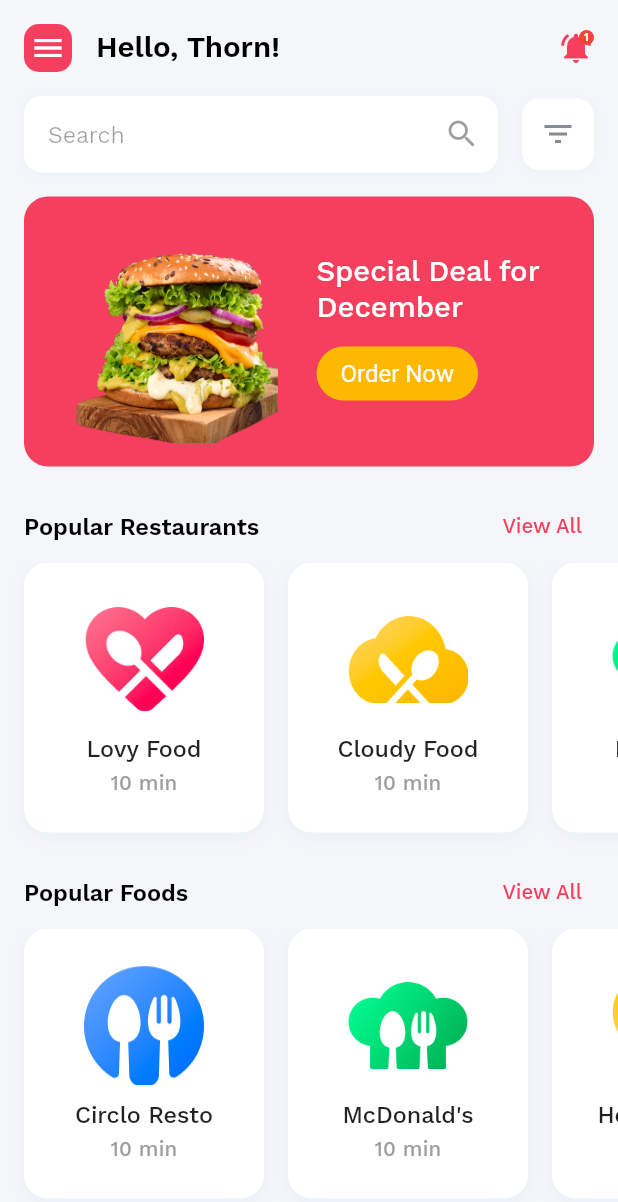
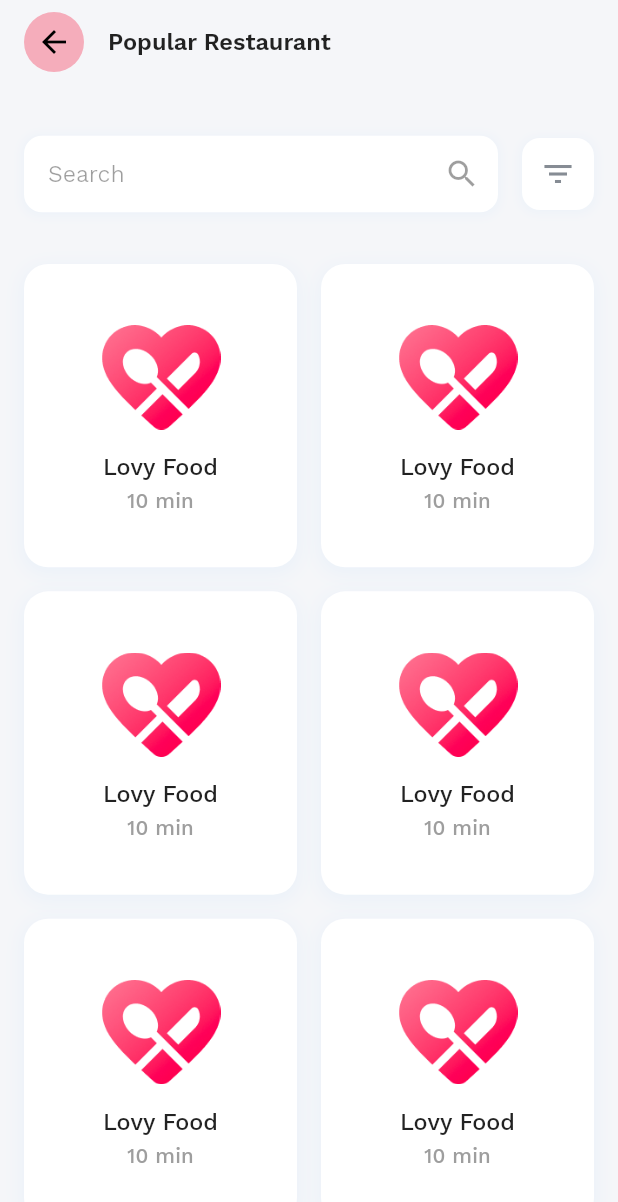
Before and after one commit to chornthorn/flutter_food_delivery_app_demo, a Flutter app: the HomePage screen opened by its route, after a tap on "View All", on a phone screen of 412 x 824 dp. Shown: the top 1202 px of the screen. Run offline on Flutter 3.47's test engine with Material 2 defaults, Android fonts, the phone set to English and light mode, and no system bars.

Commit message:
lesson: Custom Scroll View and Sliver

```diff
--- a/lib/components/restaurant_item_card.dart
+++ b/lib/components/restaurant_item_card.dart
@@ -7,24 +7,21 @@ class RestaurantItemCard extends StatelessWidget {
     this.index = 0,
     required this.title,
     required this.subtitle,
-    required this.imagePath,
+    required this.imagePath, required this.margin,
   }) : super(key: key);
 
   final int index;
   final String title;
   final String subtitle;
   final String imagePath;
+  final EdgeInsetsGeometry margin;
 
   @override
   Widget build(BuildContext context) {
     return Container(
       height: 180,
       width: 160,
-      margin: EdgeInsets.only(
-        right: 16,
-        bottom: 16,
-        left: index == 0 ? 16 : 0,
-      ),
+      margin: margin,
       decoration: BoxDecoration(
         color: Colors.white,
         borderRadius: BorderRadius.circular(16),
--- /dev/null
+++ b/lib/components/search_and_filter_widget.dart
@@ -0,0 +1,68 @@
+import 'package:flutter/material.dart';
+
+class SearchAndFilterWidget extends StatelessWidget {
+  const SearchAndFilterWidget({Key? key}) : super(key: key);
+
+  @override
+  Widget build(BuildContext context) {
+    return Row(
+      children: [
+        Expanded(
+          child: Container(
+            margin: EdgeInsets.symmetric(horizontal: 16),
+            decoration: BoxDecoration(
+              color: Colors.white,
+              borderRadius: BorderRadius.circular(12),
+              boxShadow: [
+                BoxShadow(
+                  color: Colors.blue.withOpacity(0.04),
+                  spreadRadius: 1,
+                  blurRadius: 5,
+                  offset: Offset(0, 1), // changes position of shadow
+                ),
+              ],
+            ),
+            child: Row(
+              children: [
+                Expanded(
+                  child: TextField(
+                    enabled: false,
+                    decoration: InputDecoration(
+                      border: InputBorder.none,
+                      contentPadding:
+                      EdgeInsets.symmetric(horizontal: 16, vertical: 16),
+                      hintText: 'Search',
+                      suffixIcon: Icon(Icons.search),
+                    ),
+                  ),
+                ),
+              ],
+            ),
+          ),
+        ),
+        Container(
+          decoration: BoxDecoration(
+            color: Colors.white,
+            borderRadius: BorderRadius.circular(12),
+            boxShadow: [
+              BoxShadow(
+                color: Colors.blue.withOpacity(0.04),
+                spreadRadius: 1,
+                blurRadius: 5,
+                offset: Offset(0, 1), // changes position of shadow
+              ),
+            ],
+          ),
+          child: IconButton(
+            onPressed: () {
+              print('Filter');
+            },
+            splashRadius: 1,
+            icon: Icon(Icons.filter_list),
+          ),
+        ),
+        const SizedBox(width: 16),
+      ],
+    );
+  }
+}
--- a/lib/router/app_router.dart
+++ b/lib/router/app_router.dart
@@ -6,7 +6,7 @@ import 'package:flutter_food_delivery_app/views/profile_page.dart';
 
 import '../views/get_started_page.dart';
 import '../views/home_page.dart';
-import '../views/popular_page.dart';
+import '../views/popular_list_page.dart';
 import '../views/splash_page.dart';
 
 Route<RouteSettings> onGenerateRoute(RouteSettings settings) {
@@ -44,9 +44,9 @@ Route<RouteSettings> onGenerateRoute(RouteSettings settings) {
       return MaterialPageRoute(
         builder: (context) => ProfilePage(),
       );
-      case PopularPage.routeName:
+      case PopularListPage.routeName:
       return MaterialPageRoute(
-        builder: (context) => PopularPage(),
+        builder: (context) => PopularListPage(),
       );
     default:
       return MaterialPageRoute(
--- a/lib/views/home_page.dart
+++ b/lib/views/home_page.dart
@@ -2,6 +2,8 @@ import 'package:flutter/material.dart';
 
 import '../common/constants.dart';
 import '../components/restaurant_item_card.dart';
+import '../components/search_and_filter_widget.dart';
+import 'popular_list_page.dart';
 
 class HomePage extends StatefulWidget {
   const HomePage({Key? key}) : super(key: key);
@@ -21,12 +23,14 @@ class _HomePageState extends State<HomePage> {
           crossAxisAlignment: CrossAxisAlignment.start,
           children: [
             _buildTopSection(),
-            _buildSearchSectionWidget(),
+            SearchAndFilterWidget(),
             _buildBannerWidget(context),
             _TitleSectionWidget(
               leadingText: 'Popular Restaurants',
               trailingText: 'View All',
-              onTap: () {},
+              onTap: () {
+                Navigator.pushNamed(context, PopularListPage.routeName);
+              },
             ),
             SingleChildScrollView(
               scrollDirection: Axis.horizontal,
@@ -37,18 +41,31 @@ class _HomePageState extends State<HomePage> {
                     title: 'Lovy Food',
                     subtitle: '10 min',
                     imagePath: 'assets/img/lovy_food.png',
+                    margin: EdgeInsets.only(
+                      right: 16,
+                      bottom: 16,
+                      left: 16,
+                    ),
                   ),
                   RestaurantItemCard(
                     index: 1,
                     title: 'Cloudy Food',
                     subtitle: '10 min',
                     imagePath: 'assets/img/cloudy_resto.png',
+                    margin: EdgeInsets.only(
+                      right: 16,
+                      bottom: 16,
+                    ),
                   ),
                   RestaurantItemCard(
                     index: 2,
                     title: 'Haty Food',
                     subtitle: '10 min',
                     imagePath: 'assets/img/halty_food.png',
+                    margin: EdgeInsets.only(
+                      right: 16,
+                      bottom: 16,
+                    ),
                   ),
                 ],
               ),
@@ -64,21 +81,34 @@ class _HomePageState extends State<HomePage> {
                 children: [
                   RestaurantItemCard(
                     index: 0,
-                    title: 'Circlo Resto',
+                    title: 'Lovy Food',
                     subtitle: '10 min',
-                    imagePath: 'assets/img/circlo_resto.png',
+                    imagePath: 'assets/img/lovy_food.png',
+                    margin: EdgeInsets.only(
+                      right: 16,
+                      bottom: 16,
+                      left: 16,
+                    ),
                   ),
                   RestaurantItemCard(
                     index: 1,
-                    title: 'McDonald\'s',
+                    title: 'Cloudy Food',
                     subtitle: '10 min',
-                    imagePath: 'assets/img/halty_food.png',
+                    imagePath: 'assets/img/cloudy_resto.png',
+                    margin: EdgeInsets.only(
+                      right: 16,
+                      bottom: 16,
+                    ),
                   ),
                   RestaurantItemCard(
                     index: 2,
-                    title: 'Healthy Food',
+                    title: 'Haty Food',
                     subtitle: '10 min',
-                    imagePath: 'assets/img/healty_resto.png',
+                    imagePath: 'assets/img/halty_food.png',
+                    margin: EdgeInsets.only(
+                      right: 16,
+                      bottom: 16,
+                    ),
                   ),
                 ],
               ),
@@ -144,68 +174,6 @@ class _HomePageState extends State<HomePage> {
           ),
         ],
       ),
-    );
-  }
-
-  Row _buildSearchSectionWidget() {
-    return Row(
-      children: [
-        Expanded(
-          child: Container(
-            margin: EdgeInsets.symmetric(horizontal: 16),
-            decoration: BoxDecoration(
-              color: Colors.white,
-              borderRadius: BorderRadius.circular(12),
-              boxShadow: [
-                BoxShadow(
-                  color: Colors.blue.withOpacity(0.04),
-                  spreadRadius: 1,
-                  blurRadius: 5,
-                  offset: Offset(0, 1), // changes position of shadow
-                ),
-              ],
-            ),
-            child: Row(
-              children: [
-                Expanded(
-                  child: TextField(
-                    enabled: false,
-                    decoration: InputDecoration(
-                      border: InputBorder.none,
-                      contentPadding:
-                          EdgeInsets.symmetric(horizontal: 16, vertical: 16),
-                      hintText: 'Search',
-                      suffixIcon: Icon(Icons.search),
-                    ),
-                  ),
-                ),
-              ],
-            ),
-          ),
-        ),
-        Container(
-          decoration: BoxDecoration(
-            color: Colors.white,
-            borderRadius: BorderRadius.circular(12),
-            boxShadow: [
-              BoxShadow(
-                color: Colors.blue.withOpacity(0.04),
-                spreadRadius: 1,
-                blurRadius: 5,
-                offset: Offset(0, 1), // changes position of shadow
-              ),
-            ],
-          ),
-          child: IconButton(
-            onPressed: () {
-              print('Filter');
-            },
-            splashRadius: 1,
-            icon: Icon(Icons.filter_list),
-          ),
-        ),
-        const SizedBox(width: 16),
-      ],
     );
   }
 
--- a/lib/views/main_page.dart
+++ b/lib/views/main_page.dart
@@ -41,6 +41,11 @@ class _MainPageState extends State<MainPage> {
               transitionType: SharedAxisTransitionType.horizontal,
               child: child,
             );
+            // return FadeThroughTransition(
+            //   animation: animation,
+            //   secondaryAnimation: secondaryAnimation,
+            //   child: child,
+            // );
           },
         ),
       ),
--- a/lib/views/orders_page.dart
+++ b/lib/views/orders_page.dart
@@ -8,6 +8,7 @@ class OrdersPage extends StatelessWidget {
   @override
   Widget build(BuildContext context) {
     return Scaffold(
+      backgroundColor: Colors.red,
       appBar: AppBar(
         title: const Text('Orders Page'),
       ),
--- /dev/null
+++ b/lib/views/popular_list_page.dart
@@ -0,0 +1,122 @@
+import 'dart:math' as math;
+
+import 'package:flutter/material.dart';
+
+import '../components/restaurant_item_card.dart';
+import '../components/search_and_filter_widget.dart';
+
+class PopularListPage extends StatelessWidget {
+  const PopularListPage({Key? key}) : super(key: key);
+
+  static const String routeName = '/popular_page';
+
+  @override
+  Widget build(BuildContext context) {
+    return Scaffold(
+      body: CustomScrollView(
+        slivers: [
+          SliverAppBar(
+            title: Text(
+              'Popular Restaurant',
+              style: Theme.of(context).textTheme.subtitle1!.copyWith(
+                    fontWeight: FontWeight.w600,
+                  ),
+            ),
+            floating: false,
+            pinned: false,
+            leadingWidth: 56,
+            leading: Container(
+              decoration: BoxDecoration(
+                color: Theme.of(context).primaryColor.withOpacity(0.4),
+                shape: BoxShape.circle,
+              ),
+              margin: const EdgeInsets.only(left: 16),
+              child: GestureDetector(
+                onTap: () {
+                  Navigator.of(context).pop();
+                },
+                child: const Icon(Icons.arrow_back),
+              ),
+            ),
+          ),
+          _TopSearchCustomAppBar(),
+          SliverPadding(
+            padding: const EdgeInsets.only(
+              left: 16,
+              right: 16,
+              bottom: 16,
+            ),
+            sliver: SliverGrid(
+              gridDelegate: const SliverGridDelegateWithFixedCrossAxisCount(
+                crossAxisCount: 2,
+                mainAxisSpacing: 16,
+                crossAxisSpacing: 16,
+                childAspectRatio: 0.9,
+              ),
+              delegate: SliverChildBuilderDelegate(
+                    (context, index) {
+                  return RestaurantItemCard(
+                    index: 0,
+                    title: 'Lovy Food',
+                    subtitle: '10 min',
+                    imagePath: 'assets/img/lovy_food.png',
+                    margin: EdgeInsets.zero,
+                  );
+                },
+                childCount: 10,
+              ),
+            ),
+          ),
+        ],
+      ),
+    );
+  }
+}
+
+class _TopSearchCustomAppBar extends StatelessWidget {
+  const _TopSearchCustomAppBar({Key? key}) : super(key: key);
+
+  @override
+  Widget build(BuildContext context) {
+    return SliverPersistentHeader(
+      pinned: true,
+      floating: true,
+      delegate: _TopSearchCustomAppBarDelegate(
+        minHeight: 120,
+        maxHeight: 120,
+        child: SearchAndFilterWidget(),
+      ),
+    );
+  }
+}
+
+class _TopSearchCustomAppBarDelegate extends SliverPersistentHeaderDelegate {
+  _TopSearchCustomAppBarDelegate({
+    required this.minHeight,
+    required this.maxHeight,
+    required this.child,
+  });
+
+  final double minHeight;
+  final double maxHeight;
+  final Widget child;
+
+  @override
+  Widget build(
+      BuildContext context, double shrinkOffset, bool overlapsContent) {
+    return SizedBox.expand(child: child);
+  }
+
+  @override
+  double get maxExtent => math.max(maxHeight, minHeight);
+
+  @override
+  double get minExtent => minHeight;
+
+  @override
+  bool shouldRebuild(_TopSearchCustomAppBarDelegate oldDelegate) {
+    return maxHeight != oldDelegate.maxHeight ||
+        minHeight != oldDelegate.minHeight ||
+        child != oldDelegate.child;
+  }
+}
```
Also changed, not shown: lib/demo_sliver_lesson.dart (added, +144 -0 lines), lib/views/popular_page.dart (deleted, +0 -26 lines).
